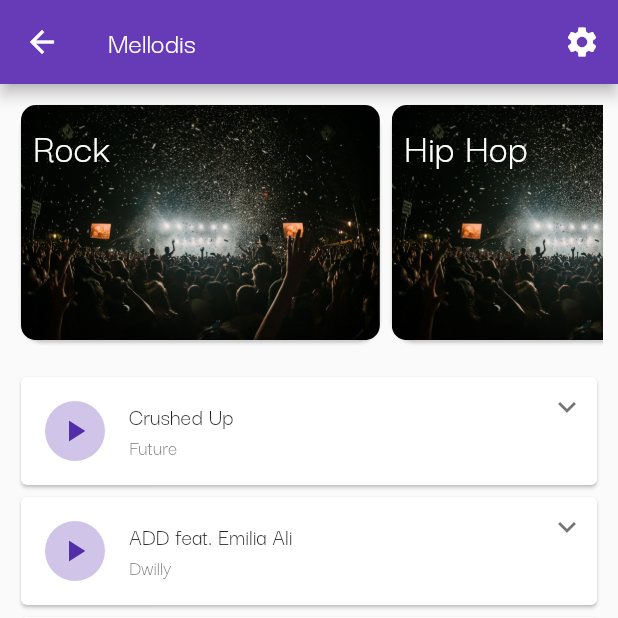
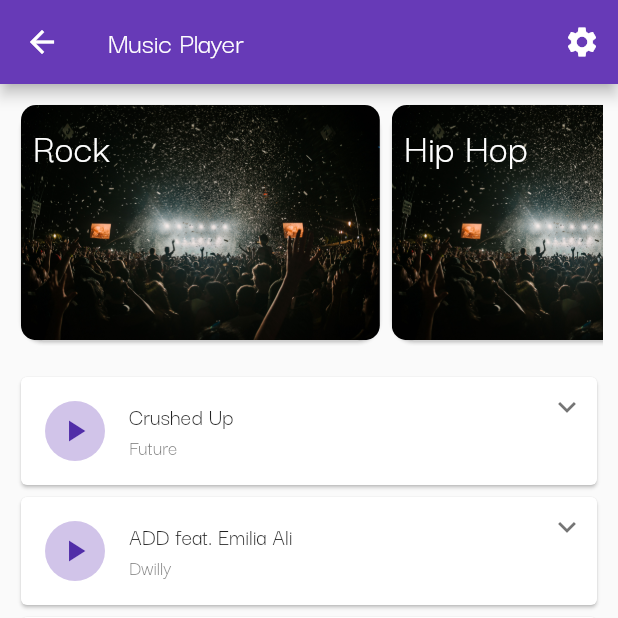
Before and after one commit to Gabriel-Mbugua/BasicMusicPlayerConcept, a Flutter app: the HomeScreen screen opened by its route, on a phone screen of 412 x 824 dp, the top half of it. Run offline on Flutter 3.47's test engine with Material 2 defaults, Android fonts, the light colour scheme and no system bars; drawn by our look-alikes of expandable; our stand-ins replace font_awesome_flutter, wave; missing offline and left inert: tel_input.

Commit message:
Music Player

```diff
--- a/lib/screens/authentication/login_screen.dart
+++ b/lib/screens/authentication/login_screen.dart
@@ -61,7 +61,7 @@ class _LoginScreenState extends State<LoginScreen> {
                             height: MediaQuery.of(context).size.height * 0.15,
                           ),
                           Text(
-                            "Mellodis",
+                            "Music Player",
                             style: TextStyle(
                               color: Colors.white,
                               fontSize: 20,
--- a/lib/screens/authentication/register_screen.dart
+++ b/lib/screens/authentication/register_screen.dart
@@ -56,7 +56,7 @@ class RegisterScreen extends StatelessWidget {
                             height: MediaQuery.of(context).size.height * 0.15,
                           ),
                           Text(
-                            "Mellodis",
+                            "Music Player",
                             style: TextStyle(
                               color: Colors.white,
                               fontSize: 20,
--- a/lib/screens/home_screen.dart
+++ b/lib/screens/home_screen.dart
@@ -31,7 +31,7 @@ class _HomeScreenState extends State<HomeScreen> {
     });
   }
 
-  String appTitle = "Mellodis";
+  String appTitle = "Music Player";
 
   @override
   Widget build(BuildContext context) {
```
